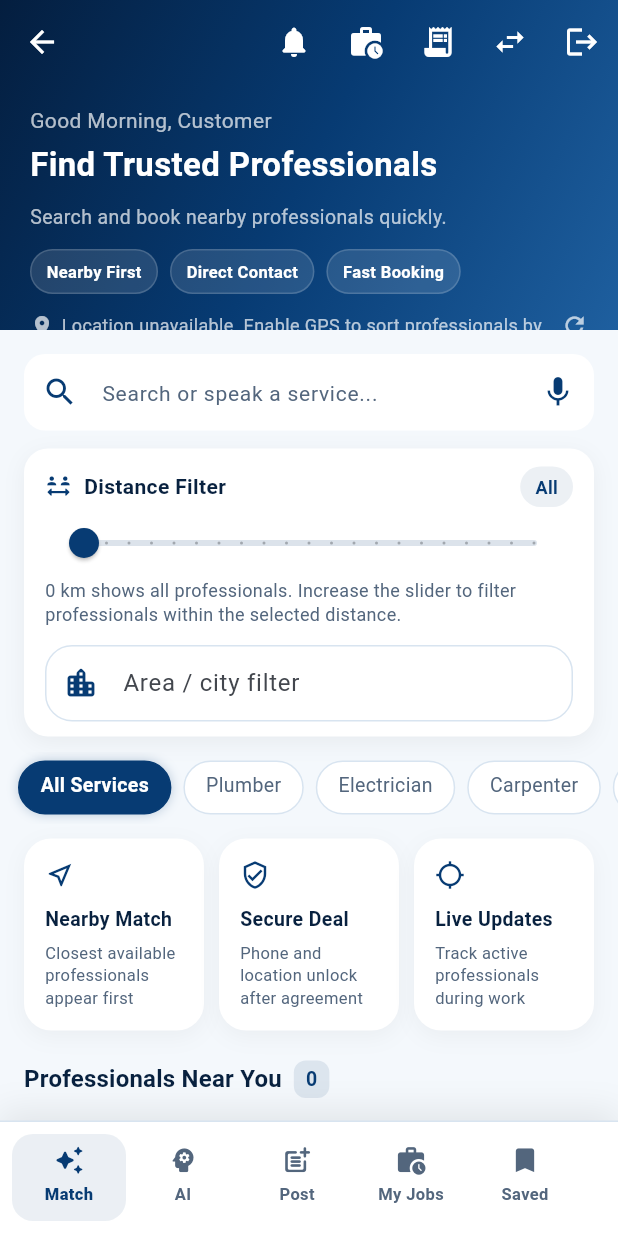
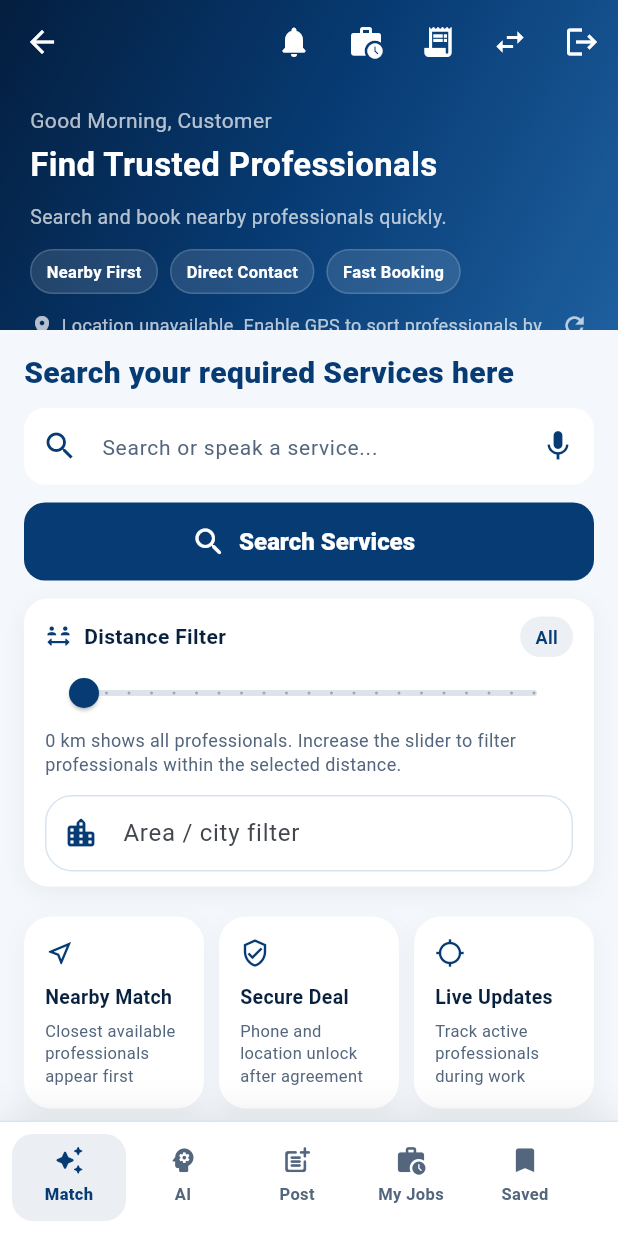
Before and after one commit to huzafanaeem3555-sketch/professionals, a Flutter app: the CustomerHomeScreen screen opened by its route, on a phone screen of 412 x 824 dp. Run offline on Flutter 3.47's test engine with Material 3 defaults, Android fonts, the phone set to English and light mode, and no system bars; our stand-ins replace dio, firebase_auth, firebase_core, firebase_database, firebase_messaging, flutter_local_notifications and 6 more; accounts and stored records are empty; network calls fail.

Commit message:
Simplify customer service search UI

```diff
--- a/lib/screens/customer_home_screen.dart
+++ b/lib/screens/customer_home_screen.dart
@@ -1,6 +1,5 @@
 import 'dart:async';
 import 'package:flutter/material.dart';
-import 'package:google_maps_flutter/google_maps_flutter.dart';
 import 'package:firebase_database/firebase_database.dart';
 import 'package:flutter/services.dart';
 import '../models/professional_model.dart';
@@ -54,6 +53,7 @@ class _CustomerHomeScreenState extends State<CustomerHomeScreen>
   String? _voiceStatus;
   bool _voiceAvailable = false;
   bool _voiceListening = false;
+  bool _showServiceMenu = false;
 
   late AnimationController _animCtrl;
   static const MethodChannel _voiceChannel =
@@ -267,6 +267,7 @@ class _CustomerHomeScreenState extends State<CustomerHomeScreen>
   void _onSearchChanged(String value) {
     setState(() {
       _filterService = null;
+      _showServiceMenu = false;
       _buildSuggestions(value);
       _applyFilter();
     });
@@ -1770,6 +1771,16 @@ class _CustomerHomeScreenState extends State<CustomerHomeScreen>
                       child: Column(
                         crossAxisAlignment: CrossAxisAlignment.stretch,
                         children: [
+                          const Text(
+                            'Search your required Services here',
+                            style: TextStyle(
+                              color: AppColors.primary,
+                              fontSize: 20,
+                              fontWeight: FontWeight.w800,
+                              height: 1.2,
+                            ),
+                          ),
+                          const SizedBox(height: 12),
                           TextField(
                             controller: _searchCtrl,
                             onChanged: _onSearchChanged,
@@ -1821,6 +1832,108 @@ class _CustomerHomeScreenState extends State<CustomerHomeScreen>
                                   color: AppColors.textSecondary, fontSize: 14),
                             ),
                           ),
+                          const SizedBox(height: 12),
+                          SizedBox(
+                            height: 52,
+                            child: ElevatedButton.icon(
+                              onPressed: () {
+                                setState(() {
+                                  _showServiceMenu = !_showServiceMenu;
+                                });
+                              },
+                              icon: Icon(
+                                _showServiceMenu
+                                    ? Icons.keyboard_arrow_up_rounded
+                                    : Icons.search_rounded,
+                                size: 24,
+                              ),
+                              label: Text(
+                                _filterService == null
+                                    ? 'Search Services'
+                                    : ServiceLabels.getName(_filterService!),
+                                style: const TextStyle(
+                                  fontSize: 16,
+                                  fontWeight: FontWeight.w800,
+                                ),
+                              ),
+                              style: ElevatedButton.styleFrom(
+                                backgroundColor: AppColors.primary,
+                                foregroundColor: Colors.white,
+                                elevation: 0,
+                                shape: RoundedRectangleBorder(
+                                  borderRadius: BorderRadius.circular(14),
+                                ),
+                              ),
+                            ),
+                          ),
+                          if (_showServiceMenu) ...[
+                            const SizedBox(height: 12),
+                            Container(
+                              width: double.infinity,
+                              padding: const EdgeInsets.all(12),
+                              decoration: BoxDecoration(
+                                color: AppColors.primary.withOpacity(0.06),
+                                borderRadius: BorderRadius.circular(14),
+                                border: Border.all(
+                                  color: AppColors.primary.withOpacity(0.12),
+                                ),
+                              ),
+                              child: Wrap(
+                                spacing: 8,
+                                runSpacing: 8,
+                                children: [
+                                  _CategoryChip(
+                                    label: 'All Services',
+                                    selected: _filterService == null,
+                                    onTap: () => setState(() {
+                                      _filterService = null;
+                                      _showServiceMenu = false;
+                                      _applyFilter();
+                                    }),
+                                  ),
+                                  ...orderedCategories.map((c) {
+                                    final key = c['key'] as String;
+                                    final score = _serviceScore(key);
+                                    final name = EnglishText.sanitize(
+                                      c['name']?.toString(),
+                                      fallback: ServiceLabels.getName(key),
+                                    );
+                                    return _CategoryChip(
+                                      label:
+                                          '$name${score > 0 ? ' ($score)' : ''}',
+                                      selected: _filterService == key,
+                                      onTap: () => setState(() {
+                                        _filterService = key;
+                                        _showServiceMenu = false;
+                                        unawaited(_trackServiceSearch(
+                                            serviceType: key));
+                                        _applyFilter();
+                                      }),
+                                    );
+                                  }),
+                                  ...customServiceKeys.map((key) {
+                                    final label = EnglishText.sanitize(
+                                      ServiceLabels.getName(key),
+                                      fallback: 'Service',
+                                    );
+                                    final score = _serviceScore(key);
+                                    return _CategoryChip(
+                                      label:
+                                          '$label${score > 0 ? ' ($score)' : ''}',
+                                      selected: _filterService == key,
+                                      onTap: () => setState(() {
+                                        _filterService = key;
+                                        _showServiceMenu = false;
+                                        unawaited(_trackServiceSearch(
+                                            serviceType: key));
+                                        _applyFilter();
+                                      }),
+                                    );
+                                  }),
+                                ],
+                              ),
+                            ),
+                          ],
                           if (_voiceStatus != null || _voiceListening)
                             Padding(
                               padding: const EdgeInsets.only(top: 8),
@@ -2065,67 +2178,6 @@ class _CustomerHomeScreenState extends State<CustomerHomeScreen>
                   ),
 
                   SliverToBoxAdapter(
-                    child: SizedBox(
-                      height: 48,
-                      child: ListView(
-                        scrollDirection: Axis.horizontal,
-                        padding: const EdgeInsets.symmetric(horizontal: 12),
-                        children: [
-                          _CategoryChip(
-                            label: 'All Services',
-                            selected: _filterService == null,
-                            onTap: () => setState(() {
-                              _filterService = null;
-                              _applyFilter();
-                            }),
-                          ),
-                          ...orderedCategories.map((c) {
-                            final key = c['key'] as String;
-                            final score = _serviceScore(key);
-                            final name = EnglishText.sanitize(
-                              c['name']?.toString(),
-                              fallback: ServiceLabels.getName(key),
-                            );
-                            return _CategoryChip(
-                              label: '$name${score > 0 ? ' ($score)' : ''}',
-                              selected: _filterService == key,
-                              onTap: () => setState(() {
-                                _filterService =
-                                    _filterService == key ? null : key;
-                                if (_filterService != null) {
-                                  unawaited(_trackServiceSearch(
-                                      serviceType: _filterService));
-                                }
-                                _applyFilter();
-                              }),
-                            );
-                          }),
-                          ...customServiceKeys.map((key) {
-                            final label = EnglishText.sanitize(
-                              ServiceLabels.getName(key),
-                              fallback: 'Service',
-                            );
-                            final score = _serviceScore(key);
-                            return _CategoryChip(
-                              label: '$label${score > 0 ? ' ($score)' : ''}',
-                              selected: _filterService == key,
-                              onTap: () => setState(() {
-                                _filterService =
-                                    _filterService == key ? null : key;
-                                if (_filterService != null) {
-                                  unawaited(_trackServiceSearch(
-                                      serviceType: _filterService));
-                                }
-                                _applyFilter();
-                              }),
-                            );
-                          }),
-                        ],
-                      ),
-                    ),
-                  ),
-
-                  SliverToBoxAdapter(
                     child: Padding(
                       padding: const EdgeInsets.fromLTRB(16, 10, 16, 4),
                       child: Row(
@@ -2160,47 +2212,6 @@ class _CustomerHomeScreenState extends State<CustomerHomeScreen>
                       ),
                     ),
                   ),
-
-                  if (_lat != 0 && _filtered.isNotEmpty)
-                    SliverToBoxAdapter(
-                      child: Padding(
-                        padding: const EdgeInsets.fromLTRB(16, 8, 16, 8),
-                        child: ClipRRect(
-                          borderRadius: BorderRadius.circular(16),
-                          child: SizedBox(
-                            height: 200,
-                            child: GoogleMap(
-                              initialCameraPosition: CameraPosition(
-                                target: LatLng(_lat, _lng),
-                                zoom: 12,
-                              ),
-                              markers: {
-                                Marker(
-                                  markerId: const MarkerId('me'),
-                                  position: LatLng(_lat, _lng),
-                                  icon: BitmapDescriptor.defaultMarkerWithHue(
-                                    BitmapDescriptor.hueAzure,
-                                  ),
-                                  infoWindow: const InfoWindow(title: 'You'),
-                                ),
-                                ..._filtered.take(12).map((p) {
-                                  return Marker(
-                                    markerId: MarkerId(p.uid),
-                                    position: LatLng(p.lat, p.lng),
-                                    infoWindow: InfoWindow(
-                                      title: p.name,
-                                      snippet: p.distanceText,
-                                    ),
-                                  );
-                                }),
-                              },
-                              myLocationEnabled: true,
-                              zoomControlsEnabled: false,
-                            ),
-                          ),
-                        ),
-                      ),
-                    ),
 
                   // â”€â”€ Section header â”€â”€â”€â”€â”€â”€â”€â”€â”€â”€â”€â”€â”€â”€â”€â”€â”€â”€â”€â”€â”€â”€â”€â”€â”€â”€â”€â”€â”€â”€â”€â”€â”€â”€â”€â”€â”€â”€
                   SliverToBoxAdapter(
```
